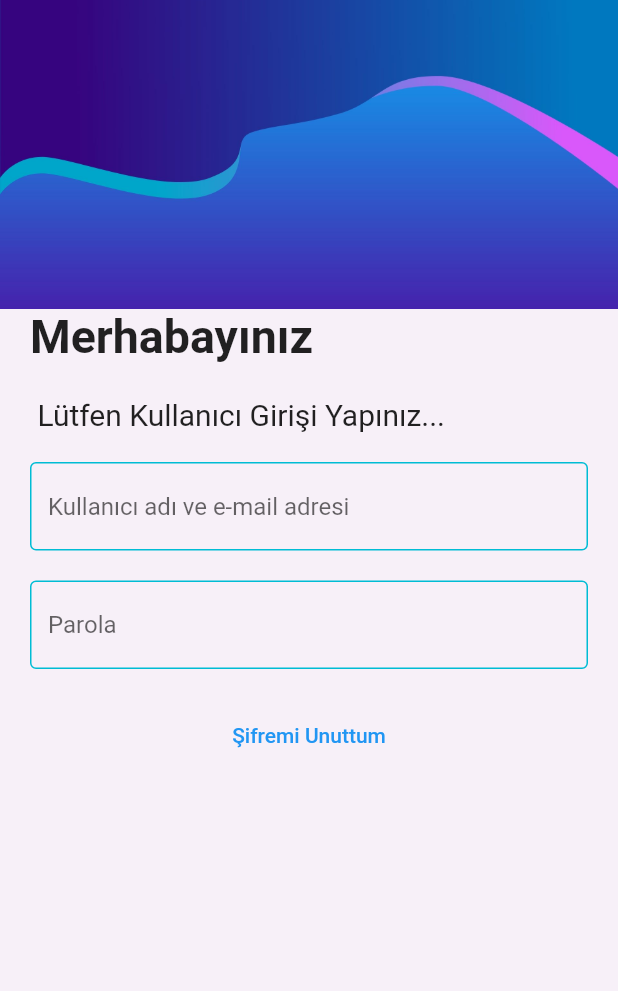
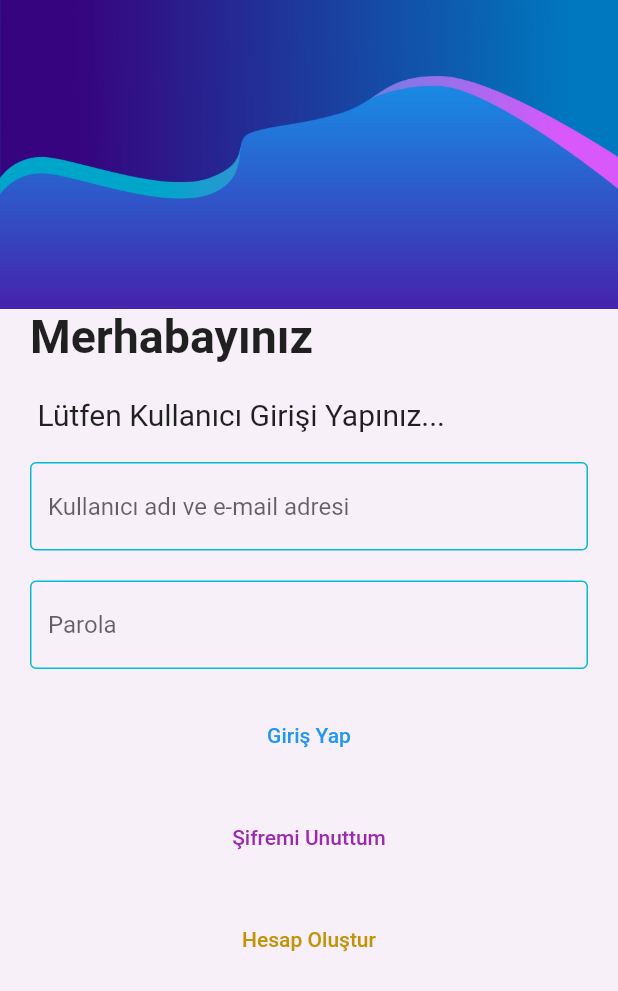
Before and after one commit to ysnzdnn/flutterSSS, a Flutter app: the screen it shows after launch, on a phone screen of 412 x 824 dp. Shown: the top 991 px of the screen. Run offline on Flutter 3.47's test engine with Material 2 defaults, Android fonts, the phone set to English and light mode, and no system bars; our stand-ins replace firebase_core; accounts and stored records are empty.

Commit message:
buttons has been added

```diff
--- a/food/lib/login_page.dart
+++ b/food/lib/login_page.dart
@@ -51,7 +51,34 @@ class _LoginPageState extends State<LoginPage> {
                           customSizedBox(),
                   TextField(decoration: customInputDecoration("Parola")),
                   customSizedBox(),
-                  Center(child: TextButton(onPressed: (){}, child: Text("Şifremi Unuttum"))),
+                   Container(
+                    child: Center(
+                      child: TextButton(onPressed: (){}, child: Text("Giriş Yap",style:TextStyle(
+                        color: Colors.blue,
+                      ))),
+                    ),
+                  ),
+                  customSizedBox(),
+                  Container(
+                    child: Center(child: TextButton(onPressed: (){}, child: Text("Şifremi Unuttum", style:TextStyle(
+                      color:Colors.purple
+                    ),
+                    ),
+                    ),
+                    ),
+                  ),
+
+
+                  customSizedBox(),
+                  Container(
+                    child: Center(
+                      child: TextButton(onPressed: (){}, child: Text("Hesap Oluştur",
+                      style: TextStyle(
+                        color: Color.fromARGB(255, 194, 147, 6)
+                      ))
+                      ),
+                    ),
+                  )
                 ],
               ),
             ),
```
